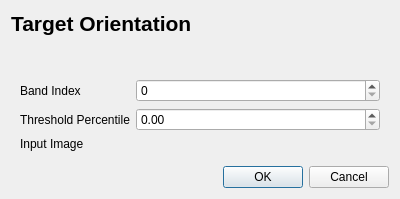
Above: target_orientation/target_orientation_dialog_base.ui from AUGSignals/qgis-plugins before the change. Below: the same form after it.
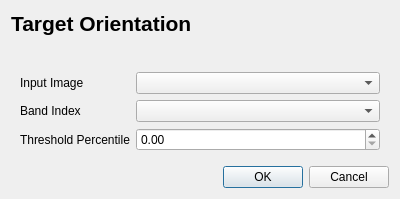
That is the form after the change. Custom widgets are drawn as their Qt base class.

```diff
--- a/target_orientation/target_orientation_dialog_base.ui
+++ b/target_orientation/target_orientation_dialog_base.ui
@@ -27,35 +27,35 @@
    <item row="2" column="0">
     <widget class="QWidget" name="widget" native="true">
      <layout class="QFormLayout" name="formLayout">
-      <item row="0" column="0">
+      <item row="1" column="0">
        <widget class="QLabel" name="bandIndexLabel">
         <property name="text">
          <string>Band Index</string>
         </property>
        </widget>
       </item>
-      <item row="0" column="1">
-       <widget class="QSpinBox" name="bandIndexSpinBox"/>
-      </item>
-      <item row="1" column="0">
+      <item row="2" column="0">
        <widget class="QLabel" name="percentileLabel">
         <property name="text">
          <string>Threshold Percentile</string>
         </property>
        </widget>
       </item>
-      <item row="1" column="1">
+      <item row="2" column="1">
        <widget class="QDoubleSpinBox" name="percentileDoubleSpinBox"/>
       </item>
-      <item row="2" column="0">
+      <item row="0" column="0">
        <widget class="QLabel" name="inputImageLabel">
         <property name="text">
          <string>Input Image</string>
         </property>
        </widget>
       </item>
-      <item row="2" column="1">
-       <widget class="QgsFileWidget" name="inputImageQgsFileWidget"/>
+      <item row="0" column="1">
+       <widget class="QgsMapLayerComboBox" name="inputMapLayerComboBox"/>
+      </item>
+      <item row="1" column="1">
+       <widget class="QgsRasterBandComboBox" name="bandRasterBandComboBox"/>
       </item>
      </layout>
     </widget>
@@ -71,9 +71,14 @@
  </widget>
  <customwidgets>
   <customwidget>
-   <class>QgsFileWidget</class>
-   <extends>QWidget</extends>
-   <header>qgsfilewidget.h</header>
+   <class>QgsMapLayerComboBox</class>
+   <extends>QComboBox</extends>
+   <header>qgsmaplayercombobox.h</header>
+  </customwidget>
+  <customwidget>
+   <class>QgsRasterBandComboBox</class>
+   <extends>QComboBox</extends>
+   <header>qgsrasterbandcombobox.h</header>
   </customwidget>
  </customwidgets>
  <resources/>
```
Left out of the diff: 16 changed lines with no effect on the pictures.
